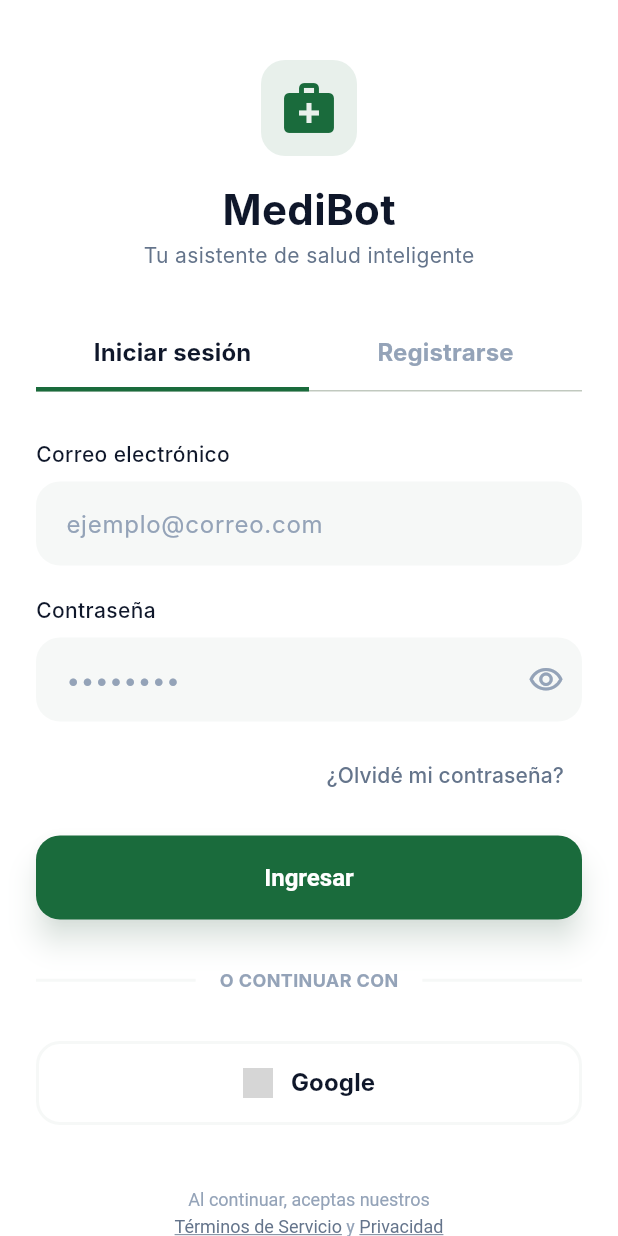
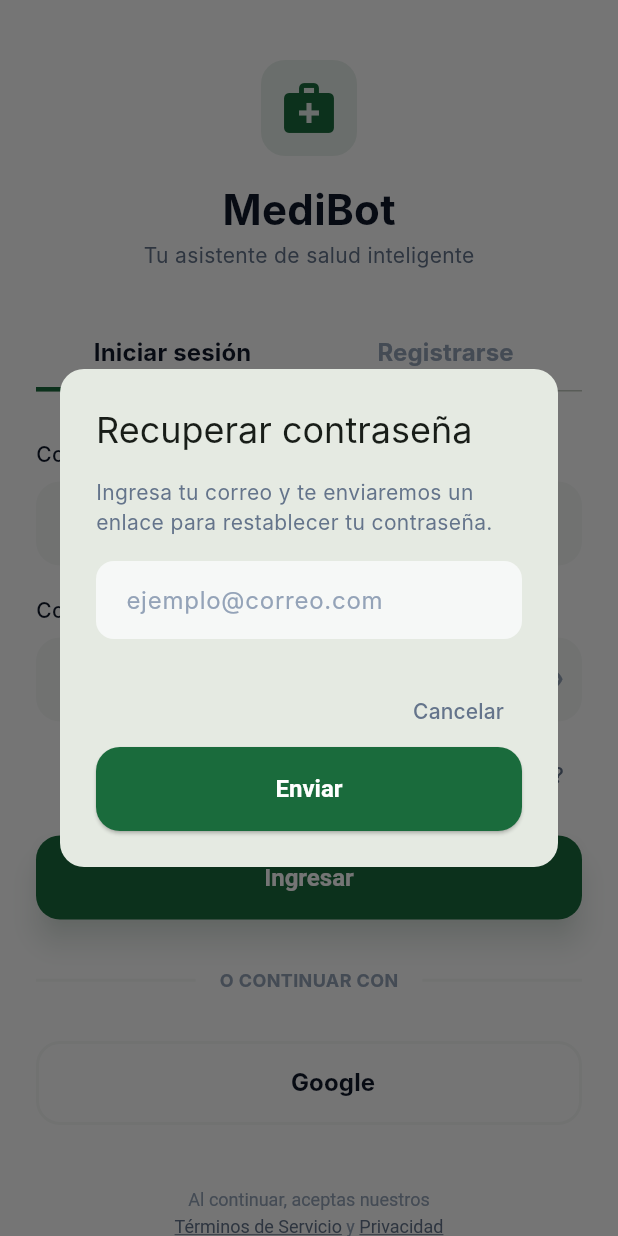
Before and after one commit to dev-deivis/medibot, a Flutter app: the AuthScreen screen opened directly, after a tap on "¿Olvidé mi contraseña?", on a phone screen of 412 x 824 dp. Run offline on Flutter 3.47's test engine with Material 3 defaults, Android fonts, the phone set to English and light mode, and no system bars; our stand-ins replace cloud_firestore, firebase_auth, firebase_core, flutter_riverpod, google_sign_in; accounts and stored records are empty; network calls fail; Roboto replaces fonts that are missing (Inter); grey boxes are pictures that could not be loaded.

Commit message:
feat: implementar recuperación de contraseña (RF-03)

```diff
--- a/lib/presentation/screens/auth/auth_screen.dart
+++ b/lib/presentation/screens/auth/auth_screen.dart
@@ -29,6 +29,72 @@ class _AuthScreenState extends ConsumerState<AuthScreen> with SingleTickerProvid
     _emailController.dispose();
     _passwordController.dispose();
     super.dispose();
+  }
+
+  void _showPasswordResetDialog() {
+    final resetEmailController = TextEditingController(text: _emailController.text.trim());
+
+    showDialog(
+      context: context,
+      builder: (dialogContext) => AlertDialog(
+        shape: RoundedRectangleBorder(borderRadius: BorderRadius.circular(16)),
+        title: const Text('Recuperar contraseña'),
+        content: Column(
+          mainAxisSize: MainAxisSize.min,
+          crossAxisAlignment: CrossAxisAlignment.start,
+          children: [
+            const Text(
+              'Ingresa tu correo y te enviaremos un enlace para restablecer tu contraseña.',
+              style: TextStyle(color: AppTheme.textSlate500, fontSize: 14),
+            ),
+            const SizedBox(height: 16),
+            TextField(
+              controller: resetEmailController,
+              keyboardType: TextInputType.emailAddress,
+              decoration: InputDecoration(
+                hintText: 'ejemplo@correo.com',
+                hintStyle: const TextStyle(color: AppTheme.textSlate400),
+                filled: true,
+                fillColor: AppTheme.backgroundLight,
+                border: OutlineInputBorder(
+                  borderRadius: BorderRadius.circular(12),
+                  borderSide: BorderSide.none,
+                ),
+                contentPadding: const EdgeInsets.symmetric(horizontal: 16, vertical: 14),
+              ),
+            ),
+          ],
+        ),
+        actions: [
+          TextButton(
+            onPressed: () => Navigator.of(dialogContext).pop(),
+            child: const Text('Cancelar', style: TextStyle(color: AppTheme.textSlate500)),
+          ),
+          ElevatedButton(
+            onPressed: () async {
+              final email = resetEmailController.text.trim();
+              if (email.isEmpty) return;
+              Navigator.of(dialogContext).pop();
+              try {
+                await ref.read(authRepositoryProvider).resetPassword(email);
+                if (mounted) {
+                  ScaffoldMessenger.of(context).showSnackBar(
+                    const SnackBar(content: Text('Revisa tu correo para restablecer tu contraseña')),
+                  );
+                }
+              } catch (_) {
+                if (mounted) {
+                  ScaffoldMessenger.of(context).showSnackBar(
+                    const SnackBar(content: Text('No encontramos una cuenta con ese correo')),
+                  );
+                }
+              }
+            },
+            child: const Text('Enviar'),
+          ),
+        ],
+      ),
+    );
   }
 
   void _handleAuth() async {
@@ -202,7 +268,7 @@ class _AuthScreenState extends ConsumerState<AuthScreen> with SingleTickerProvid
                       Align(
                         alignment: Alignment.centerRight,
                         child: TextButton(
-                          onPressed: () {},
+                          onPressed: _showPasswordResetDialog,
                           child: const Text(
                             '¿Olvidé mi contraseña?',
                             style: TextStyle(
```
